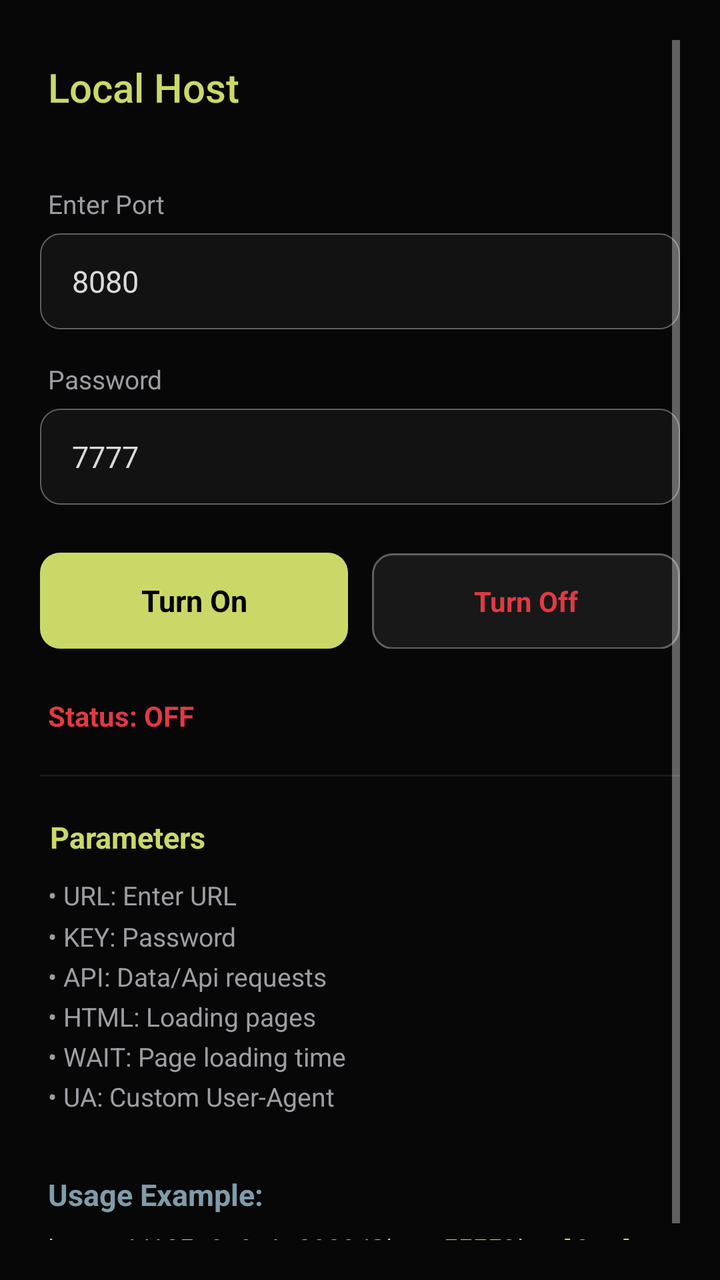
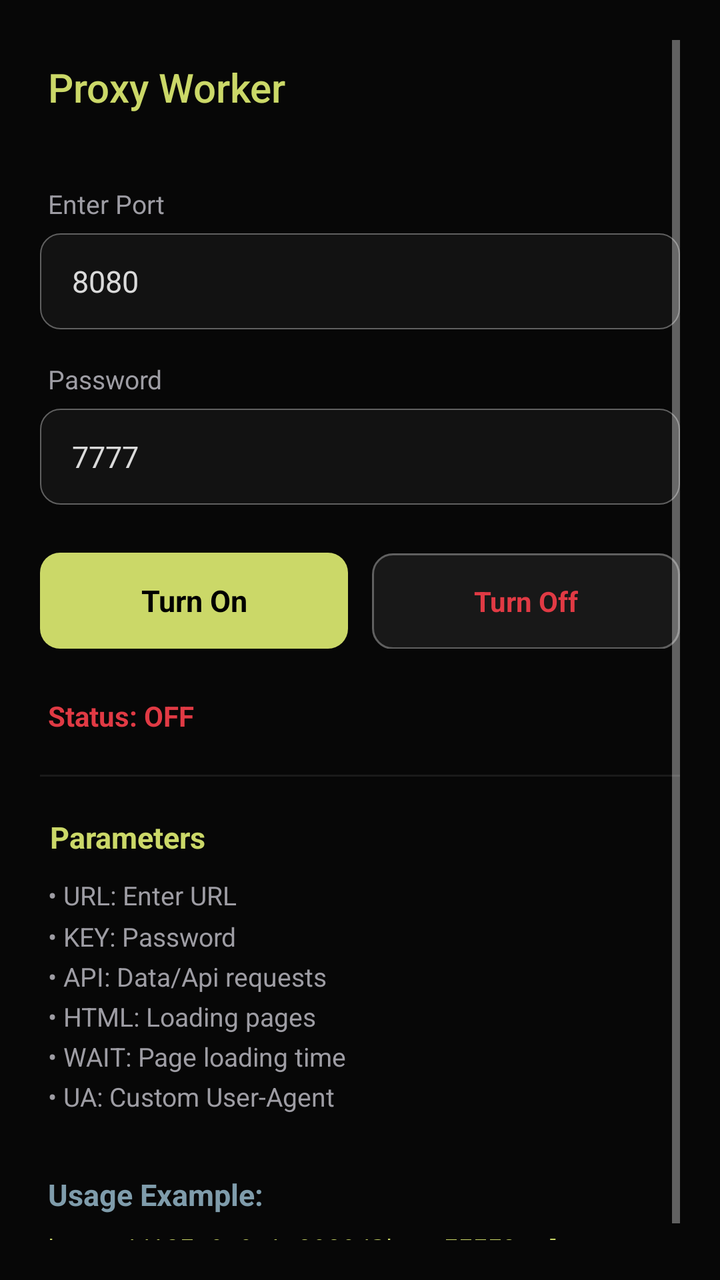

Before-and-after screenshots of an Android layout around one commit, followed by the original layout XML and the change that was made.
<!-- AndroidManifest.xml: application theme Theme.NetProxy -->
<!-- res/layout/activity_main.xml -->
<?xml version="1.0" encoding="utf-8"?>
<ScrollView xmlns:android="http://schemas.android.com/apk/res/android"
    android:layout_width="match_parent"
    android:layout_height="match_parent"
    android:background="#070707"
    android:fillViewport="true"
    android:focusable="true"
    android:focusableInTouchMode="true"
    android:padding="20dp">

    <LinearLayout
        android:layout_width="match_parent"
        android:layout_height="wrap_content"
        android:orientation="vertical">

        <TextView
            android:layout_width="wrap_content"
            android:layout_height="wrap_content"
            android:layout_marginLeft="4dp"
            android:layout_marginTop="10dp"
            android:layout_marginBottom="36dp"
            android:text="Local Host"
            android:textColor="#CBD868"
            android:textSize="20sp"
            android:fontFamily="sans-serif-medium" />

        <TextView
            android:layout_width="wrap_content"
            android:layout_height="wrap_content"
            android:layout_marginLeft="4dp"
            android:layout_marginBottom="6dp"
            android:text="Enter Port"
            android:textColor="#9E9DA4"
            android:textSize="13sp" />

        <EditText
            android:id="@+id/etPort"
            android:layout_width="match_parent"
            android:layout_height="48dp"
            android:layout_marginBottom="16dp"
            android:background="@drawable/bg_input"
            android:inputType="number"
            android:paddingHorizontal="16dp"
            android:text="8080"
            android:textColor="#DADADA"
            android:textSize="15sp" />

        <TextView
            android:layout_width="wrap_content"
            android:layout_height="wrap_content"
            android:layout_marginLeft="4dp"
            android:layout_marginBottom="6dp"
            android:text="Password"
            android:textColor="#9E9DA4"
            android:textSize="13sp" />

        <EditText
            android:id="@+id/etPassword"
            android:layout_width="match_parent"
            android:layout_height="48dp"
            android:layout_marginBottom="24dp"
            android:background="@drawable/bg_input"
            android:inputType="text"
            android:paddingHorizontal="16dp"
            android:text="7777"
            android:textColor="#DADADA"
            android:textSize="15sp" />

        <LinearLayout
            android:layout_width="match_parent"
            android:layout_height="wrap_content"
            android:layout_marginBottom="24dp"
            android:orientation="horizontal">

            <TextView
                android:id="@+id/btnTurnOn"
                android:layout_width="0dp"
                android:layout_height="48dp"
                android:layout_weight="1"
                android:layout_marginEnd="6dp"
                android:background="@drawable/bg_btn_on_ripple"
                android:clickable="true"
                android:focusable="true"
                android:gravity="center"
                android:text="Turn On"
                android:textColor="#000000"
                android:textSize="15sp"
                android:textStyle="bold" />

            <TextView
                android:id="@+id/btnTurnOff"
                android:layout_width="0dp"
                android:layout_height="48dp"
                android:layout_weight="1"
                android:layout_marginStart="6dp"
                android:background="@drawable/bg_btn_off_ripple"
                android:clickable="true"
                android:focusable="true"
                android:gravity="center"
                android:text="Turn Off"
                android:textColor="#E03A44"
                android:textSize="14sp"
                android:textStyle="bold" />
        </LinearLayout>

        <TextView
            android:id="@+id/tvStatus"
            android:layout_width="match_parent"
            android:layout_height="wrap_content"
            android:layout_marginLeft="4dp"
            android:layout_marginBottom="20dp"
            android:text="Status: OFF"
            android:textColor="#E03A44"
            android:textSize="14sp"
            android:textStyle="bold" />

        <View
            android:layout_width="match_parent"
            android:layout_height="1dp"
            android:layout_marginBottom="20dp"
            android:background="#1A1A1A" />

        <TextView
            android:layout_width="wrap_content"
            android:layout_height="wrap_content"
            android:layout_marginLeft="5dp"
            android:layout_marginBottom="10dp"
            android:text="Parameters"
            android:textColor="#CBD868"
            android:textSize="15sp"
            android:textStyle="bold" />

        <TextView
            android:layout_width="match_parent"
            android:layout_height="wrap_content"
            android:layout_marginLeft="4dp"
            android:layout_marginBottom="30dp"
            android:lineSpacingMultiplier="1.3"
            android:text="• URL: Enter URL\n• KEY: Password\n• API: Data/Api requests\n• HTML: Loading pages\n• WAIT: Page loading time\n• UA: Custom User-Agent"
            android:textColor="#9E9DA4"
            android:textSize="13sp" />

        <TextView
            android:layout_width="wrap_content"
            android:layout_height="wrap_content"
            android:layout_marginLeft="4dp"
            android:layout_marginBottom="8dp"
            android:text="Usage Example:"
            android:textColor="#7F9CAB"
            android:textSize="15sp"
            android:textStyle="bold" />

        <TextView
            android:id="@+id/tvExample"
            android:layout_width="match_parent"
            android:layout_height="wrap_content"
            android:layout_marginLeft="4dp"
            android:fontFamily="monospace"
            android:lineSpacingMultiplier="1.2"
            android:text="http://127.0.0.1:8080/?key=7777&amp;html&amp;url=\nproxy://action?start=10"
            android:textColor="#CBD868"
            android:textSize="12sp" />

    </LinearLayout>
</ScrollView>
<!-- resources referenced by this layout -->
<resources>
  <!-- drawable bg_btn_off_ripple (drawable) -->
  <?xml version="1.0" encoding="utf-8"?>
  <ripple xmlns:android="http://schemas.android.com/apk/res/android"
      android:color="#40FFFFFF">
      <item>
          <shape android:shape="rectangle">
              
              <solid android:color="#181818" />
              
              <corners android:radius="10dp" />
              
              <stroke android:width="1dp" android:color="#606060" />
          </shape>
      </item>
  </ripple>
  <!-- drawable bg_btn_on_ripple (drawable) -->
  <?xml version="1.0" encoding="utf-8"?>
  <ripple xmlns:android="http://schemas.android.com/apk/res/android"
      android:color="#40000000">
      <item>
          <shape android:shape="rectangle">
              <solid android:color="#CBD868" />
              <corners android:radius="10dp" />
          </shape>
      </item>
  </ripple>
  <!-- drawable bg_input (drawable) -->
  <?xml version="1.0" encoding="utf-8"?>
  <selector xmlns:android="http://schemas.android.com/apk/res/android">
      
      <item android:state_focused="true">
          <shape android:shape="rectangle">
              <solid android:color="#121212" />
              <corners android:radius="10dp" />
              <stroke android:width="1dp" android:color="#888888" />
          </shape>
      </item>
      
      
      <item>
          <shape android:shape="rectangle">
              <solid android:color="#121212" />
              <corners android:radius="10dp" />
              <stroke android:width="0.8dp" android:color="#606060" />
          </shape>
      </item>
  </selector>
  <style name="Theme.NetProxy" parent="Theme.AppCompat.NoActionBar">
          <item name="android:statusBarColor">#070707</item>
          <item name="android:windowLightStatusBar">false</item>
          <item name="android:windowBackground">#070707</item>
          <item name="colorPrimary">#CBD868</item>
          <item name="colorAccent">#CBD868</item>
      </style>
</resources>

<!-- the commit's change to res/layout/activity_main.xml (unified diff, before → after) -->
@@ -19,7 +19,7 @@
             android:layout_marginLeft="4dp"
             android:layout_marginTop="10dp"
             android:layout_marginBottom="36dp"
-            android:text="Local Host"
+            android:text="Proxy Worker"
             android:textColor="#CBD868"
             android:textSize="20sp"
             android:fontFamily="sans-serif-medium" />
@@ -157,7 +157,7 @@
             android:layout_marginLeft="4dp"
             android:fontFamily="monospace"
             android:lineSpacingMultiplier="1.2"
-            android:text="http://127.0.0.1:8080/?key=7777&amp;html&amp;url=\nproxy://action?start=10"
+            android:text="http://127.0.0.1:8080/?key=7777&amp;url=\nproxy://action?start=10"
             android:textColor="#CBD868"
             android:textSize="12sp" />
 
